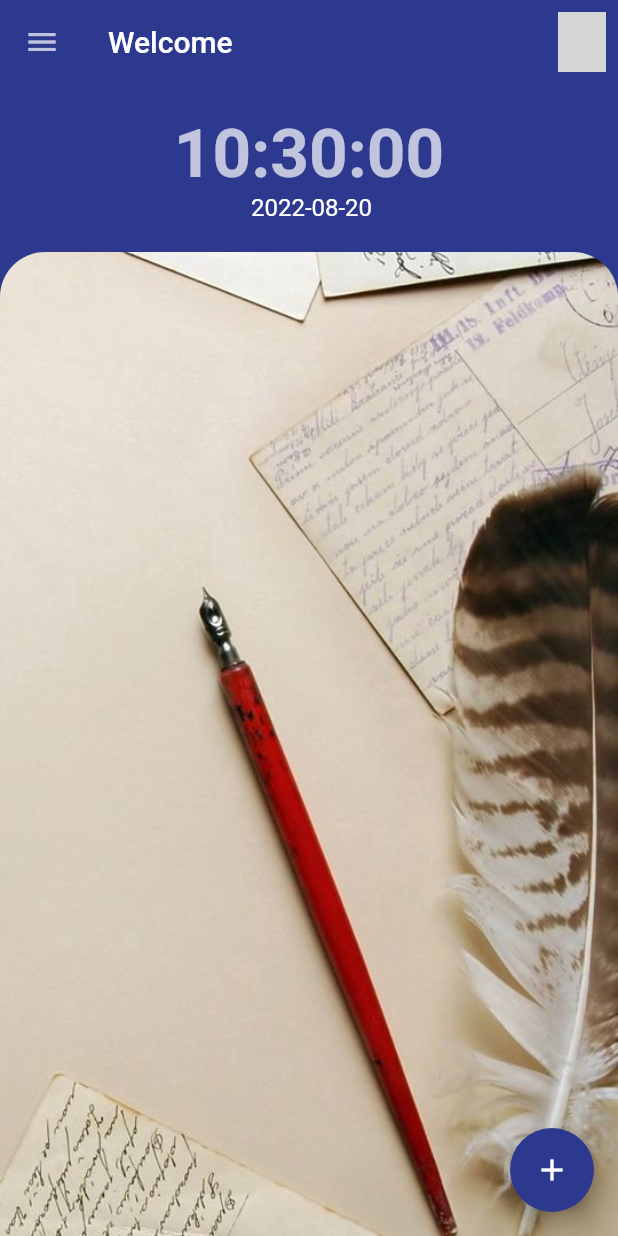
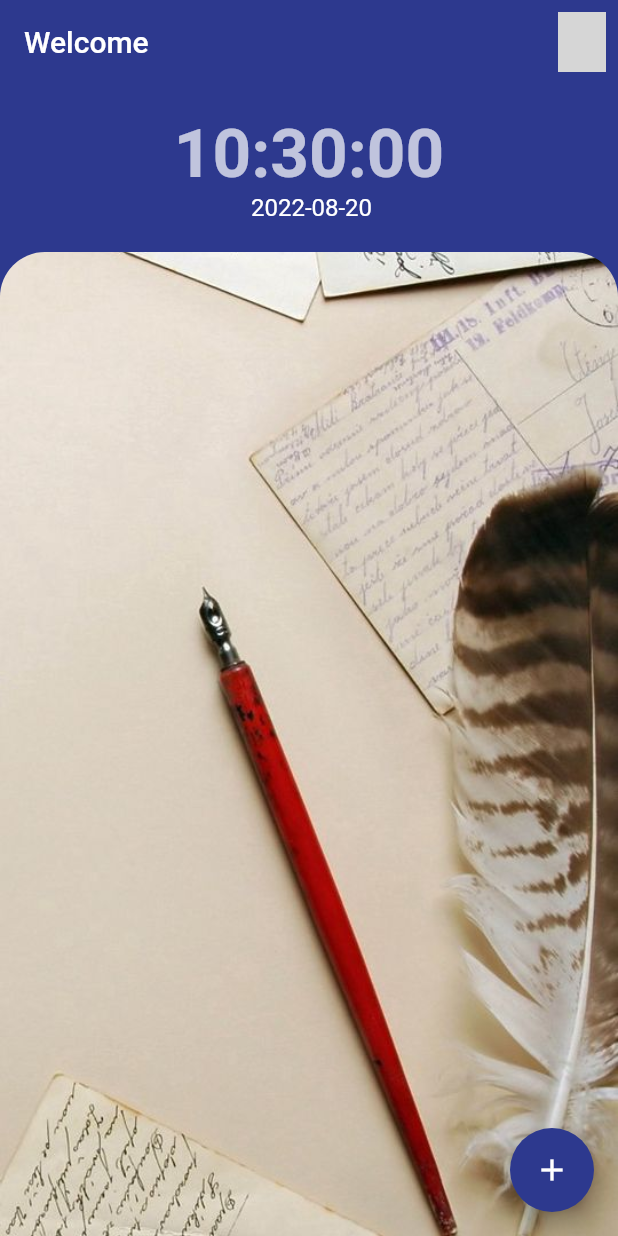
Before and after one commit to abhijeet191/Flutter-_Demo, a Flutter app: the Home screen opened directly, on a phone screen of 412 x 824 dp. Run offline on Flutter 3.47's test engine with Material 2 defaults, Android fonts, the phone set to English and light mode, and no system bars; our stand-ins replace cloud_firestore, firebase_auth, firebase_core, fluttertoast, google_fonts, google_sign_in and 1 more; accounts and stored records are empty; network calls fail; grey boxes are pictures that could not be loaded.

Commit message:
Updated App with all bug

```diff
--- a/lib/Screen/Home.dart
+++ b/lib/Screen/Home.dart
@@ -45,8 +45,9 @@
       appBar: AppBar(
         backgroundColor: Colors.transparent,
         elevation: 0,
+        automaticallyImplyLeading: false,
         title: Text("Welcome "+name, style: TextStyle(color: Colors.white),),
-        leading: IconButton(icon: Icon(Icons.menu, color: Colors.white70,),),
+      //  leading: IconButton(icon: Icon(Icons.menu, color: Colors.white70,),),
         actions: [
           IconButton(
               icon: CircleAvatar(
--- a/lib/Screen/add_task.dart
+++ b/lib/Screen/add_task.dart
@@ -109,7 +109,7 @@
 
                 borderRadius: BorderRadius.circular(30.0),
               ),
-                  hintText: "   Description",
+                  hintText: "Description",
                       hintStyle: TextStyle(fontSize: 20.0, color: Colors.white70),
                //   contentPadding: const EdgeInsets.all(20.0),
 
--- a/lib/login_page.dart
+++ b/lib/login_page.dart
@@ -102,7 +102,7 @@
       highlightElevation: 0,
       borderSide: BorderSide(color: Colors.grey),
       child: Padding(
-        padding: const EdgeInsets.fromLTRB(0, 10, 0, 10),
+        padding: const EdgeInsets.fromLTRB(0, 10,2, 10),
         child: Row(
           mainAxisSize: MainAxisSize.min,
           mainAxisAlignment: MainAxisAlignment.center,
```
Also changed, not shown: lib/Screen/first_screen.dart (+13 -3 lines), 9 other files.
